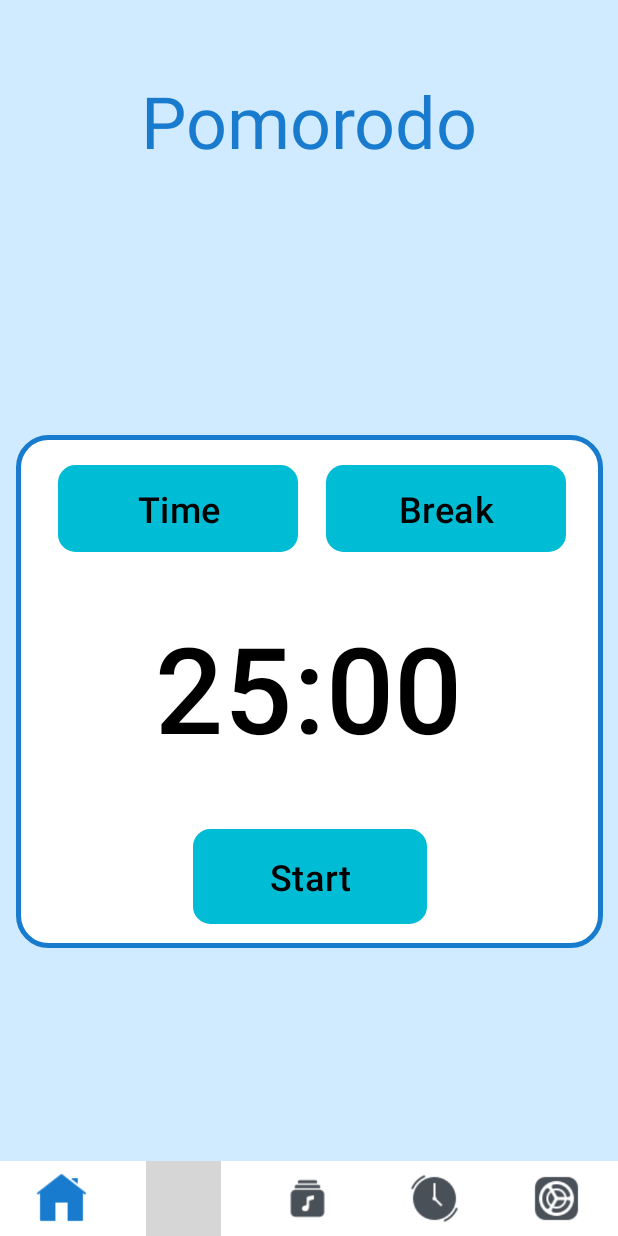
After one commit to TruongDang23/project_mobile_habit_tracked, an Android app: the Pomorodo screen opened directly, with no data from a screen before it, on a phone screen of 412 x 824 dp. The commit adds this screen. Run offline under Robolectric (Android 15) with nearby library versions, the phone set to English and light mode, and no system bars; grey boxes are pictures that could not be loaded.

Commit message:
Pomorodo
xong form pomorodo

```diff
--- a/app/src/main/AndroidManifest.xml
+++ b/app/src/main/AndroidManifest.xml
@@ -13,11 +13,11 @@
         android:theme="@style/Theme.FinalProject"
         tools:targetApi="31">
         <activity
+            android:name=".ui.Pomorodo"
+            android:exported="false" />
+        <activity
             android:name=".Progress_total"
-            android:exported="false" />
-        <!-- <activity -->
-            android:name=".SongsActivity"
-            android:exported="false" />
+            android:exported="false" /> <!-- <activity -->
         <activity
             android:name=".ProgressActivity"
             android:exported="false" /> <!-- <activity -->
--- a/app/src/main/java/com/example/finalproject/MainActivity.java
+++ b/app/src/main/java/com/example/finalproject/MainActivity.java
@@ -6,8 +6,10 @@ import android.content.Intent;
 import android.os.Bundle;
 import android.widget.Button;
 
+import com.example.finalproject.ui.Pomorodo;
+
 public class MainActivity extends AppCompatActivity {
-    Button btnWelcome, btnHomeMain, btnSettings, btnCreateHabit, btnProgress, btnSong;
+    Button btnWelcome, btnHomeMain, btnSettings, btnCreateHabit, btnProgress, btnSong, btnPomorodo;
 
     @Override
     protected void onCreate(Bundle savedInstanceState) {
@@ -49,5 +51,11 @@ public class MainActivity extends AppCompatActivity {
             Intent intent = new Intent(MainActivity.this, SongsActivity.class);
             startActivity(intent);
         });
+
+        btnPomorodo=findViewById(R.id.btnPomorodo);
+        btnPomorodo.setOnClickListener(v -> {
+            Intent intent = new Intent(MainActivity.this, Pomorodo.class);
+            startActivity(intent);
+        });
     }
 }
--- /dev/null
+++ b/app/src/main/java/com/example/finalproject/ui/Pomorodo.java
@@ -0,0 +1,16 @@
+package com.example.finalproject.ui;
+
+import androidx.appcompat.app.AppCompatActivity;
+
+import android.os.Bundle;
+
+import com.example.finalproject.R;
+
+public class Pomorodo extends AppCompatActivity {
+
+    @Override
+    protected void onCreate(Bundle savedInstanceState) {
+        super.onCreate(savedInstanceState);
+        setContentView(R.layout.activity_pomorodo);
+    }
+}
--- a/app/src/main/res/drawable/edt_background.xml
+++ b/app/src/main/res/drawable/edt_background.xml
@@ -3,10 +3,10 @@
     android:padding="8dp"
     android:shape="rectangle">
     <solid
-        android:color="#0CC0DF">
+        android:color="#d0ebff">
     </solid>
     <stroke
-        android:width="1dp"
+        android:width="3dp"
         android:color="#187BCE" />
     <corners android:radius="10dp"/>
 </shape>
--- a/app/src/main/res/layout/activity_main.xml
+++ b/app/src/main/res/layout/activity_main.xml
@@ -78,10 +78,10 @@
                 android:text="Home Main" />
             <Button
                 android:layout_margin="10dp"
-                android:id="@+id/button8"
+                android:id="@+id/btnPomorodo"
                 android:layout_width="wrap_content"
                 android:layout_height="wrap_content"
-                android:text="Button 4" />
+                android:text="Pomorodo" />
             <Button
                 android:layout_margin="10dp"
                 android:id="@+id/button9"
--- /dev/null
+++ b/app/src/main/res/layout/activity_pomorodo.xml
@@ -0,0 +1,187 @@
+<?xml version="1.0" encoding="utf-8"?>
+<androidx.constraintlayout.widget.ConstraintLayout xmlns:android="http://schemas.android.com/apk/res/android"
+    xmlns:app="http://schemas.android.com/apk/res-auto"
+    xmlns:tools="http://schemas.android.com/tools"
+    android:layout_width="match_parent"
+    android:layout_height="match_parent"
+    android:background="#d0ebff"
+    tools:context=".ui.Pomorodo">
+
+    <TextView
+        android:id="@+id/textView17"
+        android:layout_width="wrap_content"
+        android:layout_height="wrap_content"
+        android:layout_marginTop="48dp"
+        android:text="Pomorodo"
+        android:textColor="@color/Blue"
+        android:textSize="48sp"
+        app:layout_constraintEnd_toEndOf="parent"
+        app:layout_constraintStart_toStartOf="parent"
+        app:layout_constraintTop_toTopOf="parent" />
+
+    <androidx.constraintlayout.widget.ConstraintLayout
+        android:layout_width="391dp"
+        android:layout_height="342dp"
+        android:layout_marginStart="1dp"
+        android:layout_marginEnd="1dp"
+        android:layout_marginBottom="192dp"
+        android:background="@drawable/btn_background"
+        app:layout_constraintBottom_toBottomOf="parent"
+        app:layout_constraintEnd_toEndOf="parent"
+        app:layout_constraintStart_toStartOf="parent">
+
+        <Button
+            android:id="@+id/button2"
+            android:layout_width="160dp"
+            android:layout_height="58dp"
+            android:layout_marginStart="28dp"
+            android:layout_marginTop="20dp"
+            android:background="@drawable/edt_background"
+            android:backgroundTint="@color/my_light_primary"
+            android:text="Time"
+            android:textColor="@color/black"
+            android:textSize="24sp"
+            app:layout_constraintStart_toStartOf="parent"
+            app:layout_constraintTop_toTopOf="parent" />
+
+        <Button
+            android:id="@+id/button7"
+            android:layout_width="160dp"
+            android:layout_height="58dp"
+            android:layout_marginStart="130dp"
+            android:layout_marginTop="20dp"
+            android:layout_marginEnd="67dp"
+            android:background="@drawable/edt_background"
+            android:text="Break"
+            android:textColor="@color/black"
+            android:textSize="24sp"
+            app:layout_constraintEnd_toEndOf="parent"
+            app:layout_constraintHorizontal_bias="0.727"
+            app:layout_constraintStart_toEndOf="@+id/button2"
+            app:layout_constraintTop_toTopOf="parent" />
+
+        <Button
+            android:id="@+id/button12"
+            android:layout_width="278dp"
+            android:layout_height="136dp"
+            android:layout_marginTop="100dp"
+            android:backgroundTint="@color/white"
+            android:text="25:00"
+            android:textColor="@color/black"
+            android:textSize="80sp"
+            app:layout_constraintEnd_toEndOf="parent"
+            app:layout_constraintHorizontal_bias="0.495"
+            app:layout_constraintStart_toStartOf="parent"
+            app:layout_constraintTop_toTopOf="parent" />
+
+        <Button
+            android:id="@+id/button16"
+            android:layout_width="156dp"
+            android:layout_height="63dp"
+            android:layout_marginBottom="16dp"
+            android:background="@drawable/edt_background"
+            android:text="Start"
+            android:textColor="@color/black"
+            android:textSize="24sp"
+            app:layout_constraintBottom_toBottomOf="parent"
+            app:layout_constraintEnd_toEndOf="parent"
+            app:layout_constraintStart_toStartOf="parent" />
+
+    </androidx.constraintlayout.widget.ConstraintLayout>
+
+    <androidx.constraintlayout.widget.ConstraintLayout
+        android:id="@+id/constraintLayout"
+        android:layout_width="match_parent"
+        android:layout_height="50dp"
+        android:background="#FFFFFF"
+        app:layout_constraintBottom_toBottomOf="parent"
+        app:layout_constraintEnd_toEndOf="parent">
+
+        <ImageButton
+            android:id="@+id/ib_home"
+            android:layout_width="50dp"
+            android:layout_height="wrap_content"
+            android:background="@null"
+            android:contentDescription="NULL"
+            android:padding="8dp"
+            android:scaleType="fitXY"
+            android:src="@drawable/home_home"
+            app:layout_constraintBottom_toBottomOf="parent"
+            app:layout_constraintEnd_toEndOf="parent"
+            app:layout_constraintHorizontal_bias="0.044"
+            app:layout_constraintStart_toStartOf="parent"
+            app:layout_constraintTop_toTopOf="parent"
+            app:layout_constraintVertical_bias="0.0"
+            app:tint="#187BCE" />
+
+        <ImageButton
+            android:id="@+id/ib_graph"
+            android:layout_width="50dp"
+            android:layout_height="wrap_content"
+            android:background="@null"
+            android:contentDescription="NULL"
+            android:padding="8dp"
+            android:scaleType="fitXY"
+            android:src="@drawable/home_graph"
+            app:layout_constraintBottom_toBottomOf="parent"
+            app:layout_constraintEnd_toEndOf="parent"
+            app:layout_constraintHorizontal_bias="0.268"
+            app:layout_constraintStart_toStartOf="parent"
+            app:layout_constraintTop_toTopOf="parent"
+            app:layout_constraintVertical_bias="0.0"
+            app:tint="#495057" />
+
+        <ImageButton
+            android:id="@+id/ib_music"
+            android:layout_width="50dp"
+            android:layout_height="wrap_content"
+            android:background="@null"
+            android:contentDescription="NULL"
+            android:padding="8dp"
+            android:scaleType="fitXY"
+            android:src="@drawable/home_music"
+            app:layout_constraintBottom_toBottomOf="parent"
+            app:layout_constraintEnd_toEndOf="parent"
+            app:layout_constraintHorizontal_bias="0.498"
+            app:layout_constraintStart_toStartOf="parent"
+            app:layout_constraintTop_toTopOf="parent"
+            app:layout_constraintVertical_bias="0.0"
+            app:tint="#495057" />
+
+        <ImageButton
+            android:id="@+id/ib_clock"
+            android:layout_width="50dp"
+            android:layout_height="wrap_content"
+            android:background="@null"
+            android:contentDescription="NULL"
+            android:padding="8dp"
+            android:scaleType="fitXY"
+            android:src="@drawable/home_clock"
+            app:layout_constraintBottom_toBottomOf="parent"
+            app:layout_constraintEnd_toEndOf="parent"
+            app:layout_constraintHorizontal_bias="0.731"
+            app:layout_constraintStart_toStartOf="parent"
+            app:layout_constraintTop_toTopOf="parent"
+            app:layout_constraintVertical_bias="0.0"
+            app:tint="#495057" />
+
+        <ImageButton
+            android:id="@+id/ib_settings"
+            android:layout_width="50dp"
+            android:layout_height="wrap_content"
+            android:background="@null"
+            android:contentDescription="NULL"
+            android:padding="8dp"
+            android:scaleType="fitXY"
+            android:src="@drawable/home_setting"
+            app:layout_constraintBottom_toBottomOf="parent"
+            app:layout_constraintEnd_toEndOf="parent"
+            app:layout_constraintHorizontal_bias="0.955"
+            app:layout_constraintStart_toStartOf="parent"
+            app:layout_constraintTop_toTopOf="parent"
+            app:layout_constraintVertical_bias="0.0"
+            app:tint="#495057" />
+
+    </androidx.constraintlayout.widget.ConstraintLayout>
+
+</androidx.constraintlayout.widget.ConstraintLayout>
```
